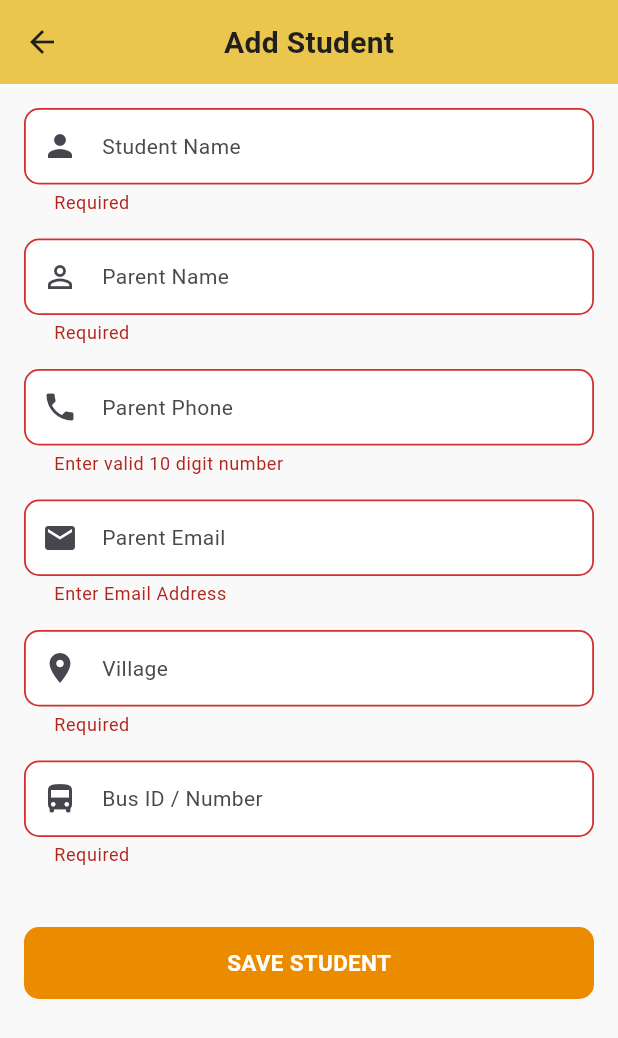
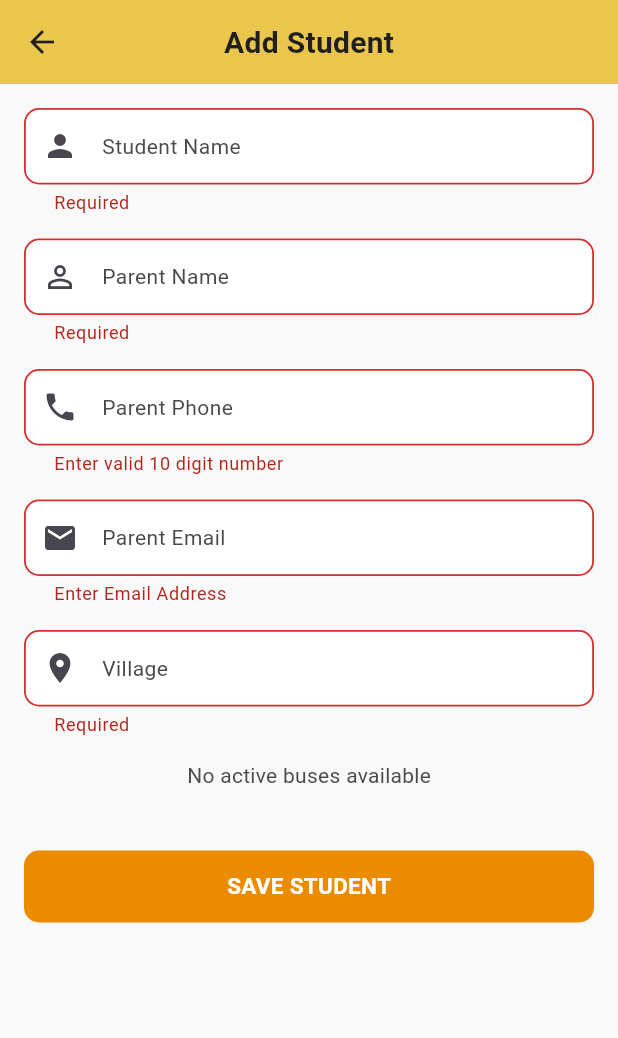
Before and after one commit to Abhishek8010/bus_app, a Flutter app: the AddStudentPage screen opened by its route, after a tap on "SAVE STUDENT", on a phone screen of 412 x 824 dp. Shown: the top 1038 px of the screen. Run offline on Flutter 3.47's test engine with Material 3 defaults, Android fonts, the phone set to English and light mode, and no system bars; our stand-ins replace cloud_firestore, firebase_auth, firebase_core; accounts and stored records are empty.

Commit message:
We added the bus list and connected the students with particular busID

```diff
--- a/lib/app/routes/app_routes.dart
+++ b/lib/app/routes/app_routes.dart
@@ -16,6 +16,8 @@ import 'package:bus_app/screens/admin/buses/bus_list.dart';
 import 'package:bus_app/screens/admin/buses/add_bus.dart';
 import 'package:bus_app/screens/admin/buses/bus_details.dart';
 import 'package:bus_app/screens/admin/buses/edit_bus.dart';
+import 'package:bus_app/screens/admin/buses/bus_student.dart';
+
 
 
 
@@ -36,6 +38,8 @@ class AppRoutes {
   static const String addBus = '/add-bus';
   static const String busDetails = '/bus-details';
   static const String editBus = '/edit-bus';
+  static const String busStudents ='/bus-students';
+
 
 
 
@@ -62,6 +66,7 @@ class AppRoutes {
     addBus: (context) => const AddBusPage(),
     busDetails: (context) => const BusDetailsPage(),
     editBus: (context) => const EditBusPage(),
+    busStudents: (context) => const BusStudentsPage(),
 
 
 
--- a/lib/main.dart
+++ b/lib/main.dart
@@ -8,7 +8,7 @@ import 'firebase_options.dart';
 // import 'package:firebase_auth/firebase_auth.dart';
 // import 'package:cloud_firestore/cloud_firestore.dart';
 // import 'package:firebase_storage/firebase_storage.dart';
-// import 'package:firebase_messaging/firebase_messaging.dart';
+// import 'package:firebase_messaging/firebase_me%ssaging.dart';
 
 
 
--- a/lib/screens/admin/students/add_student.dart
+++ b/lib/screens/admin/students/add_student.dart
@@ -1,6 +1,8 @@
 import 'package:flutter/material.dart';
 import 'package:cloud_firestore/cloud_firestore.dart';
 import 'package:firebase_auth/firebase_auth.dart';
+import 'package:firebase_core/firebase_core.dart';
+
 
 
 
@@ -12,14 +14,22 @@ class AddStudentPage extends StatefulWidget {
 }
 
 class _AddStudentPageState extends State<AddStudentPage> {
+    final FirebaseAuth secondaryAuth = FirebaseAuth.instanceFor(
+      app: Firebase.app(),
+);
+
+
+    String? selectedBusId;
   final _formKey = GlobalKey<FormState>();
 
   final TextEditingController studentNameController = TextEditingController();
   final TextEditingController parentNameController = TextEditingController();
   final TextEditingController parentPhoneController = TextEditingController();
   final TextEditingController villageController = TextEditingController();
-  final TextEditingController busIdController = TextEditingController();
+
+
   final TextEditingController parentEmailController = TextEditingController();
+
 
   bool loading = false;
 
@@ -41,7 +51,7 @@ class _AddStudentPageState extends State<AddStudentPage> {
         'parentPhone': '+91$phone',
         'parentEmail': parentEmail,
         'village': villageController.text.trim(),
-        'busId': busIdController.text.trim(),
+        'busId': selectedBusId,
         'isActive': true,
         'createdAt': Timestamp.now(),
       });
@@ -52,11 +62,12 @@ class _AddStudentPageState extends State<AddStudentPage> {
       UserCredential? credential;
 
       try {
-        credential = await FirebaseAuth.instance
-            .createUserWithEmailAndPassword(
+      credential = await secondaryAuth
+          .createUserWithEmailAndPassword(
           email: parentEmail,
-          password: 'Temp@123', // temporary password
+          password: 'Temp@123',
         );
+
       } on FirebaseAuthException catch (e) {
         if (e.code == 'email-already-in-use') {
           // Parent already exists → fetch current user
@@ -134,7 +145,6 @@ class _AddStudentPageState extends State<AddStudentPage> {
     parentPhoneController.dispose();
     parentEmailController.dispose();
     villageController.dispose();
-    busIdController.dispose();
     super.dispose();
   }
 
@@ -175,11 +185,15 @@ class _AddStudentPageState extends State<AddStudentPage> {
                 icon: Icons.location_on,
               ),
 
-              _buildInput(
-                controller: busIdController,
-                label: 'Bus ID / Number',
-                icon: Icons.directions_bus,
-              ),
+              // _buildInput(
+              //   controller: busIdController,
+              //   label: 'Bus ID / Number',
+              //   icon: Icons.directions_bus,
+              // ),
+              _buildBusDropdown(),
+
+
+
 
               const SizedBox(height: 24),
 
@@ -284,4 +298,56 @@ class _AddStudentPageState extends State<AddStudentPage> {
       ),
     );
   }
+
+  // ---------------- BUS DROPDOWN ----------------
+  Widget _buildBusDropdown() {
+  return Padding(
+    padding: const EdgeInsets.only(bottom: 16),
+    child: StreamBuilder<QuerySnapshot>(
+      stream: FirebaseFirestore.instance
+          .collection('buses')
+          .where('isActive', isEqualTo: true)
+          .snapshots(),
+      builder: (context, snapshot) {
+        if (!snapshot.hasData) {
+          return const CircularProgressIndicator();
+        }
+
+        final buses = snapshot.data!.docs;
+
+        if (buses.isEmpty) {
+          return const Text('No active buses available');
+        }
+
+        return DropdownButtonFormField<String>(
+          value: selectedBusId,
+          decoration: InputDecoration(
+            labelText: 'Assign Bus',
+            prefixIcon: const Icon(Icons.directions_bus),
+            border: OutlineInputBorder(
+              borderRadius: BorderRadius.circular(12),
+            ),
+          ),
+          items: buses.map((doc) {
+            final data = doc.data() as Map<String, dynamic>;
+            return DropdownMenuItem(
+              value: doc.id, // 🔥 Firestore busId
+              child: Text(data['busNumber']),
+            );
+          }).toList(),
+          onChanged: (value) {
+            setState(() => selectedBusId = value);
+          },
+          validator: (value) {
+            if (value == null) {
+              return 'Please select a bus';
+            }
+            return null;
+          },
+        );
+      },
+    ),
+  );
 }
+
+}
```
Also changed, not shown: lib/screens/admin/buses/assign_driver.dart (added, +154 -0 lines), lib/screens/admin/buses/bus_details.dart (+29 -0 lines), lib/screens/admin/buses/bus_student.dart (added, +71 -0 lines), 1 other file.
